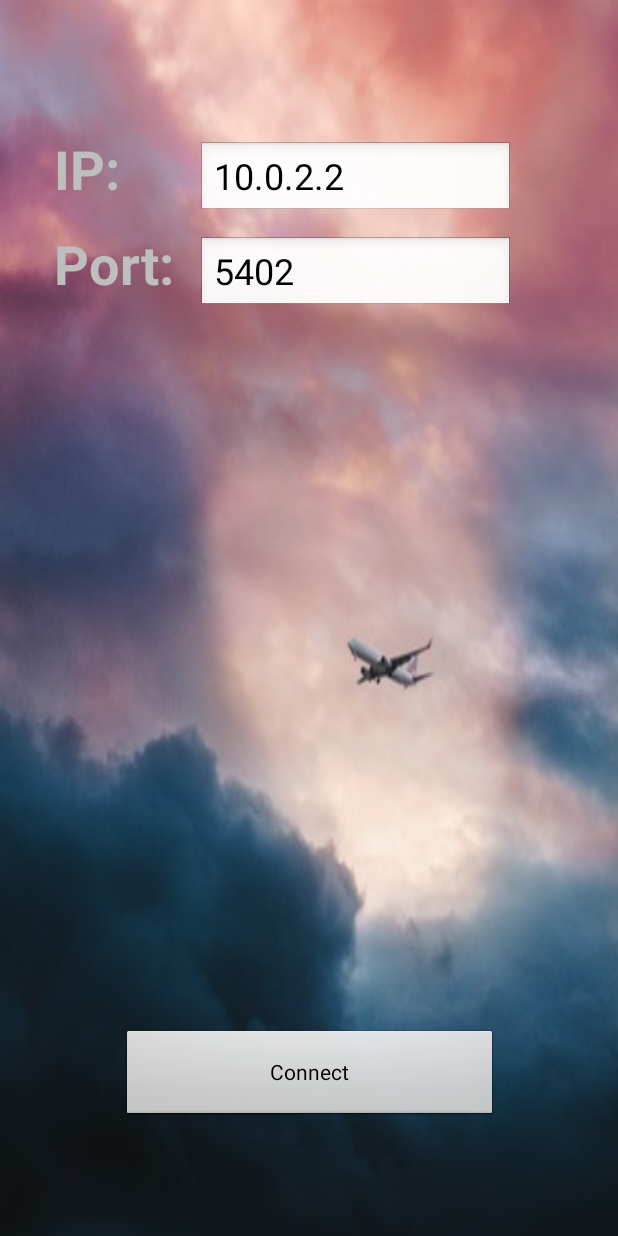
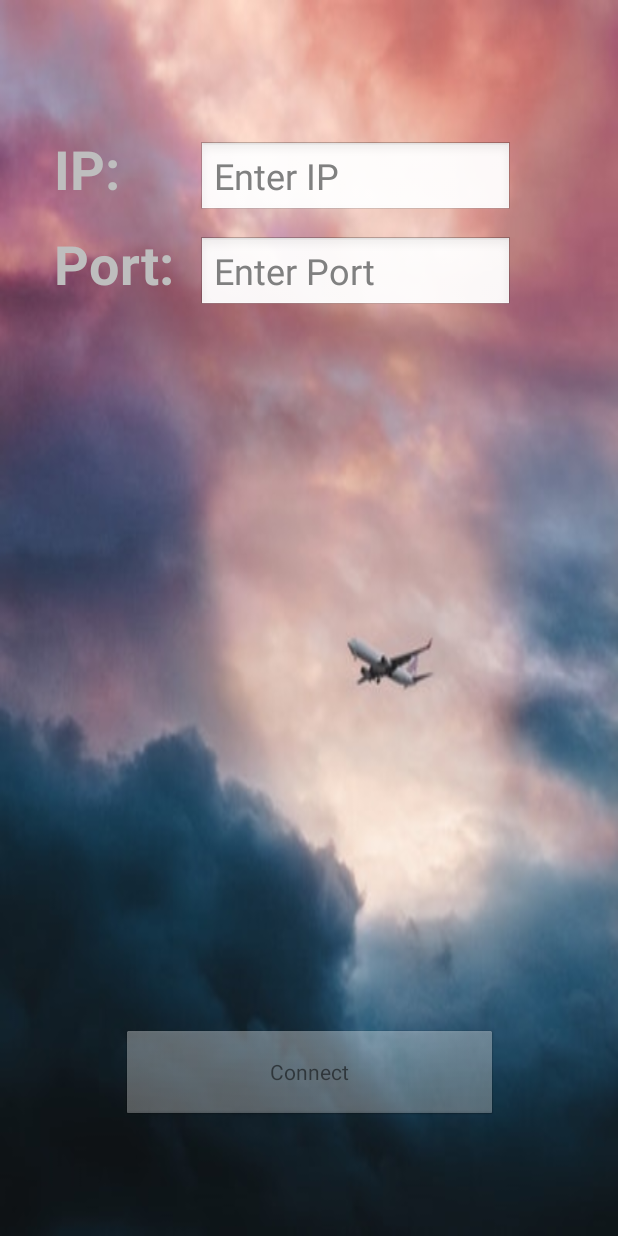
Before and after one commit to DanielDorDev/F.G-Android, an Android app: the screen it shows after launch (MainActivity), on a phone screen of 412 x 824 dp. Run offline under Robolectric (Android 15) with nearby library versions, the phone set to English and light mode, and no system bars.

Commit message:
Add button enabled if text box isn't empty.

```diff
--- a/app/src/main/java/com/example/ex4/JoystickView.java
+++ b/app/src/main/java/com/example/ex4/JoystickView.java
@@ -10,12 +10,22 @@ import android.util.AttributeSet;
 import android.view.MotionEvent;
 import android.view.View;
 
+// View for joystick.
 public class JoystickView extends View {
 
+    // Paint for surface(handle is inside surface and move there) and handle.
     private Paint surfacePaint, handlePaint;
+
+    // Handle width and height.
     private double handleX, handleY;
+
+    // Middle screen, surface circle positioned there.
     private Point mid = new Point();
+
+    // Handle radius, sensitivity(float .xf), surface radius.
     private int handleRadius, sensitivity, surfaceRadius;
+
+    // Observer to joystick movement.
     private JoystickListener listener;
 
     // Constructors for joystick view.
@@ -76,13 +86,13 @@ public class JoystickView extends View {
         setMeasuredDimension(measuredWidth, measuredHeight);
     }
 
-    // Default size.
+    // Screen size (after change occur).
     private int measure(int measureSpec) {
         return MeasureSpec.getMode(measureSpec) ==
                 MeasureSpec.UNSPECIFIED ? 200 : MeasureSpec.getSize(measureSpec);
     }
 
-    // Check if movement is inside circle.
+    // Check if user position is inside circle.
     Boolean insideCircle(float x, float y) {
         double distance = Math.sqrt((mid.x - x) * (mid.x - x) + (mid.y - y)
                 * (mid.y - y));
@@ -106,10 +116,12 @@ public class JoystickView extends View {
         canvas.save();
     }
 
+    // User touch the screen.
     @Override
     public boolean onTouchEvent(MotionEvent event) {
         int userAction = event.getAction();
 
+        // If action type is move.
         if (userAction == MotionEvent.ACTION_MOVE) {
 
             if (insideCircle(event.getX(), event.getY())) {
@@ -126,17 +138,22 @@ public class JoystickView extends View {
                         Math.ceil((handleY / surfaceRadius) * sensitivity) / sensitivity);
             }
             invalidate();
+            // If action type is up(release).
         } else if (userAction == MotionEvent.ACTION_UP) {
+
+            // Move Joystick back to center, with interval movement.
             Handler handler = new Handler();
-            int frameRate = 5;
+            int frameRate = 5;  // Speed of movement back to center.
             final double intervalsX = (0 - handleX) / frameRate;
             final double intervalsY = (0 - handleY) / frameRate;
 
+            // Every time move a bit more to the center, until reached.
             for (int i = 0; i < frameRate; i++) {
                 handler.postDelayed(() -> {
                     handleX += intervalsX;
                     handleY += intervalsY;
                     invalidate();
+                    // Interval become bigger when approach to center(add mechanical touch).
                 }, i * 40);
             }
         }
--- a/app/src/main/java/com/example/ex4/MainActivity.java
+++ b/app/src/main/java/com/example/ex4/MainActivity.java
@@ -2,14 +2,18 @@ package com.example.ex4;
 
 import android.support.v7.app.AppCompatActivity;
 import android.os.Bundle;
+import android.text.Editable;
+import android.text.TextWatcher;
 import android.view.View;
-import android.widget.TextView;
+import android.widget.Button;
+import android.widget.EditText;
 
 
 public class MainActivity extends AppCompatActivity {
 
     // Instance for local use.
     TcpClient mTcpClient;
+    private EditText mIP, mPort;
 
     // On create set the instance and the main activity view.
     @Override
@@ -17,18 +21,31 @@ public class MainActivity extends AppCompatActivity {
         super.onCreate(savedInstanceState);
         mTcpClient = TcpClient.getInstance();
         setContentView(R.layout.activity_main);
+
+        // Set edit texts (ip and port).
+        mIP = (EditText) findViewById(R.id.editIP);
+        mPort = (EditText) findViewById(R.id.editPort);
+
+        // Add listeners.
+        mIP.addTextChangedListener(mTextWatcher);
+        mPort.addTextChangedListener(mTextWatcher);
+
+        // Set in the first time.
+        buttonEmptyFields();
     }
 
     // On button connect, create joystick view with onMoved
     public void buttonConnect(View view) {
 
         // Get the ip, port from activity view, and create connect task class.
-        String ip = ((TextView) findViewById(R.id.editIP)).getText().toString();
-        String port = ((TextView) findViewById(R.id.editPort)).getText().toString();
+
+
+       // String ip = ((TextView) findViewById(R.id.editIP)).getText().toString();
+        //String port = ((TextView) findViewById(R.id.editPort)).getText().toString();
         ConnectTask taskServer = new ConnectTask();
 
         // Execute connection task (async).
-        taskServer.execute(ip, port, null);
+        taskServer.execute(mIP.getText().toString(), mPort.getText().toString(), null);
 
         // Create Joystick view object, and add listener to the movement.
         JoystickView joystickView = new JoystickView(this);
@@ -53,4 +70,57 @@ public class MainActivity extends AppCompatActivity {
         });
         setContentView(joystickView);
     }
+
+    // Create observer for text change.
+    private TextWatcher mTextWatcher = new TextWatcher() {
+        @Override
+        public void beforeTextChanged(CharSequence charSequence, int i, int i2, int i3) {
+        }
+
+        @Override
+        public void onTextChanged(CharSequence charSequence, int i, int i2, int i3) {
+        }
+
+        // check Fields For Empty Values after text changed.
+        @Override
+        public void afterTextChanged(Editable editable) {
+            buttonEmptyFields();
+        }
+    };
+
+    // Change fields if by text length.
+    void buttonEmptyFields(){
+        Button b = (Button) findViewById(R.id.button);
+        if(mPort.getText().toString().length() < 4|| mIP.getText().toString().length() < 4){
+            b.setEnabled(false);
+        } else {
+            b.setEnabled(true);
+        }
+    }
+
+/*
+    // Save ip and port.
+    @Override
+    public void onSaveInstanceState(Bundle savedInstanceState) {
+        super.onSaveInstanceState(savedInstanceState);
+
+        String ip = ((TextView) findViewById(R.id.editIP)).getText().toString();
+        String port = ((TextView) findViewById(R.id.editPort)).getText().toString();
+
+        savedInstanceState.putString("UserIP", ip);
+        savedInstanceState.putString("UserPort",port);
+    }
+
+    // Restore ip and port.
+    @Override
+    public void onRestoreInstanceState(Bundle savedInstanceState) {
+        super.onRestoreInstanceState(savedInstanceState);
+
+        ((TextView) findViewById(R.id.editIP)).setText(
+                savedInstanceState.getString("UserIP"));
+        ((TextView) findViewById(R.id.editPort)).setText(
+                savedInstanceState.getString("UserPort"));
+
+    }
+    */
 }
--- a/app/src/main/res/layout/activity_main.xml
+++ b/app/src/main/res/layout/activity_main.xml
@@ -49,10 +49,9 @@
         android:layout_marginEnd="8dp"
         android:layout_marginRight="8dp"
         android:ems="10"
-        android:hint="@string/Connection_IP"
+        android:hint="@string/Hint_IP"
         android:inputType="textPersonName"
         android:singleLine="true"
-        android:text="@string/Connection_IP"
         android:textSize="24sp"
         app:layout_constraintBaseline_toBaselineOf="@+id/TextBoxIP"
         app:layout_constraintEnd_toEndOf="parent"
@@ -67,10 +66,9 @@
         android:layout_marginEnd="8dp"
         android:layout_marginRight="8dp"
         android:ems="10"
-        android:hint="@string/Connection_Port"
+        android:hint="@string/Hint_Port"
         android:inputType="numberDecimal"
         android:singleLine="true"
-        android:text="@string/Connection_Port"
         android:textSize="24sp"
         app:layout_constraintBaseline_toBaselineOf="@+id/TextBoxPort"
         app:layout_constraintEnd_toEndOf="parent"
--- a/app/src/main/res/values/strings.xml
+++ b/app/src/main/res/values/strings.xml
@@ -2,8 +2,8 @@
     <string name="app_name">Ex4</string>
     <string name="Text_IP">IP:</string>
     <string name="Text_Port">Port:</string>
+    <string name="Hint_IP">Enter IP</string>
+    <string name="Hint_Port">Enter Port</string>
     <string name="Text_Connect">Connect</string>
-    <string name="Connection_Port">"5402"</string>
-    <string name="Connection_IP">"10.0.2.2"</string>
 
 </resources>
```
